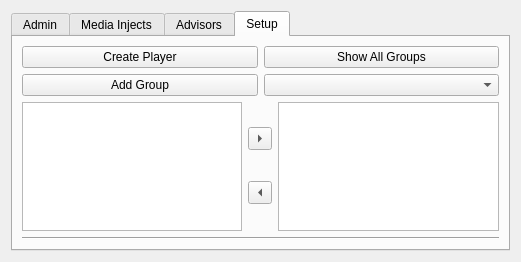
This is ui/EditScenarioForm.ui in dmzdev/stance as Qt 5 draws it before an edit. The edited form follows.
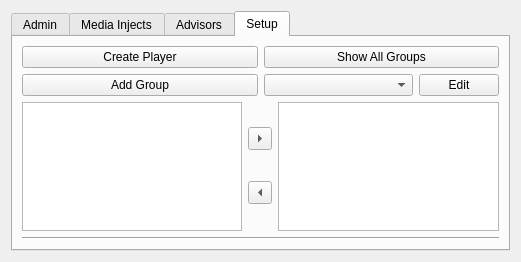
This is the edited form. The open tabs and pages were chosen to show the change.

What changed in the file:
```diff
--- a/ui/EditScenarioForm.ui
+++ b/ui/EditScenarioForm.ui
@@ -210,7 +210,24 @@
             </widget>
            </item>
            <item>
-            <widget class="QComboBox" name="groupComboBox"/>
+            <layout class="QHBoxLayout" name="horizontalLayout_2">
+             <item>
+              <widget class="QComboBox" name="groupComboBox"/>
+             </item>
+             <item>
+              <widget class="QPushButton" name="groupEditButton">
+               <property name="sizePolicy">
+                <sizepolicy hsizetype="Maximum" vsizetype="Fixed">
+                 <horstretch>0</horstretch>
+                 <verstretch>0</verstretch>
+                </sizepolicy>
+               </property>
+               <property name="text">
+                <string>Edit</string>
+               </property>
+              </widget>
+             </item>
+            </layout>
            </item>
           </layout>
          </item>
```
Left out of the diff: 2 changed lines with no effect on the pictures.
